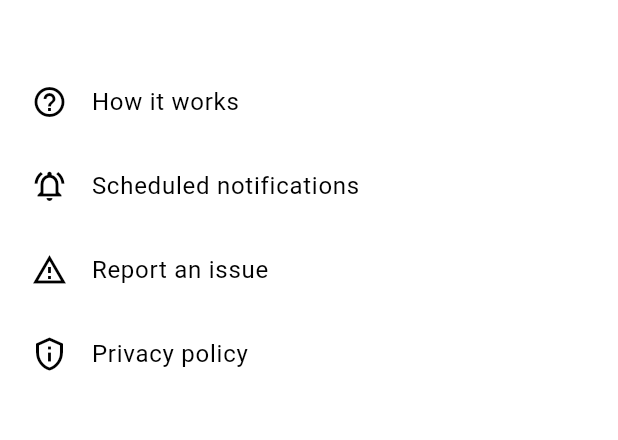
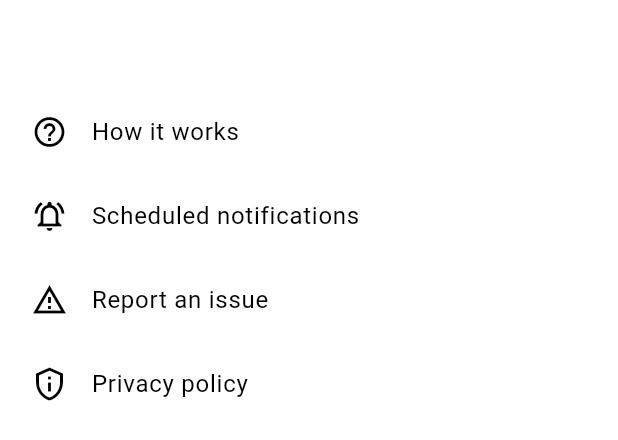
Before and after one commit to c2r0b/spazzamento-toscana, a Flutter app: the DrawerWidget widget shown alone on an empty page, opened directly, on a phone screen of 412 x 824 dp. Shown: the top 440 px of the screen. Run offline on Flutter 3.47's test engine with Material 3 defaults, Android fonts, the phone set to English and light mode, and no system bars; our stand-ins replace awesome_notifications, flutter_dotenv, flutter_map, flutter_typeahead, freezed_annotation, geocoding and 3 more; missing offline and left inert: string_similarity; accounts and stored records are empty; generated files the repository leaves out were written again.

Commit message:
more menu padding

```diff
--- a/lib/widgets/drawer.dart
+++ b/lib/widgets/drawer.dart
@@ -9,7 +9,7 @@ class DrawerWidget extends StatelessWidget {
   Widget build(BuildContext context) {
     return Drawer(
       child: ListView(
-        padding: const EdgeInsets.only(top: 40, left: 5),
+        padding: const EdgeInsets.only(top: 60, left: 5),
         children: [
           ListTile(
             title: Text(AppLocalizations.of(context)!.howItWorks),
```
